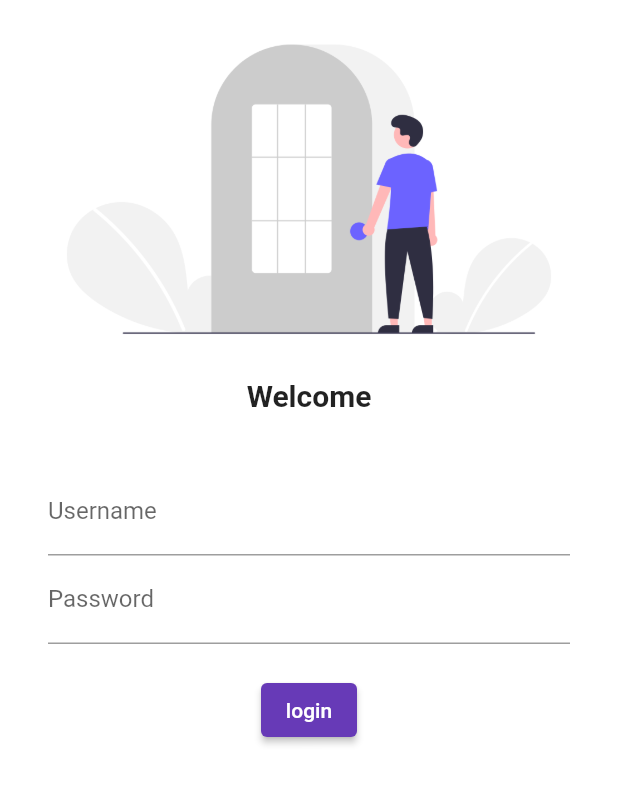
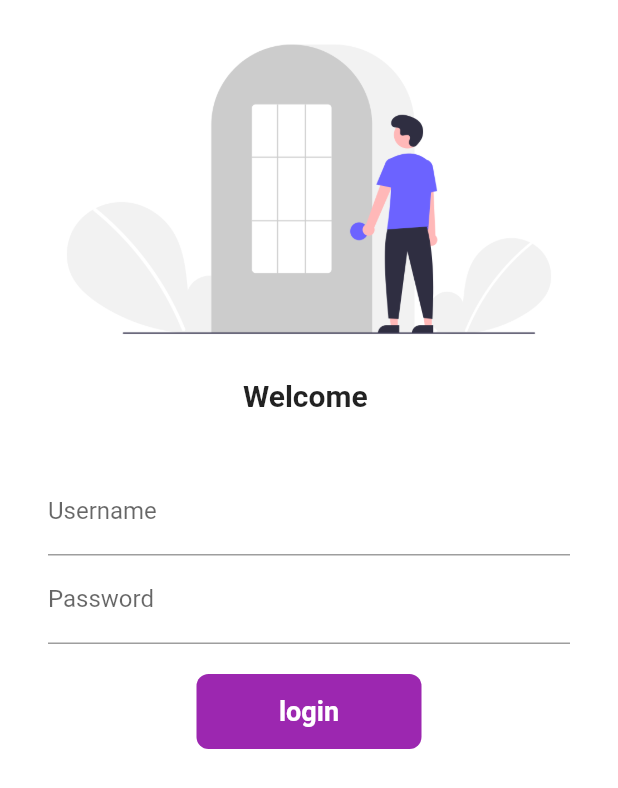
Before and after one commit to ISH2YU/FLutter-30Days, a Flutter app: the screen it shows after launch, on a phone screen of 412 x 824 dp. Shown: the top 788 px of the screen. Run offline on Flutter 3.47's test engine with Material 2 defaults, Android fonts, the phone set to English and light mode, and no system bars; our stand-ins replace google_fonts.

Commit message:
Day-6 Done

```diff
--- a/lib/main.dart
+++ b/lib/main.dart
@@ -20,10 +20,10 @@ class MyApp extends StatelessWidget {
       darkTheme: ThemeData(
         brightness: Brightness.dark,
       ),
-      initialRoute: "loginpage",
+      initialRoute: LoginPage.id,
       routes: {
-        "homepage": (context) => HomePage(),
-        "loginpage": (context) => LoginPage(),
+        HomePage.id: (context) => HomePage(),
+        LoginPage.id: (context) => LoginPage(),
       },
     );
   }
--- a/lib/pages/homepage.dart
+++ b/lib/pages/homepage.dart
@@ -1,6 +1,8 @@
 import 'package:flutter/material.dart';
 
 class HomePage extends StatelessWidget {
+  static const String id = 'homepage';
+
   const HomePage({super.key});
 
   @override
--- a/lib/pages/loginpage.dart
+++ b/lib/pages/loginpage.dart
@@ -1,12 +1,25 @@
 import 'package:flutter/material.dart';
+import 'package:hello_app/pages/homepage.dart';
 
-class LoginPage extends StatelessWidget {
+class LoginPage extends StatefulWidget {
+  static const String id = 'loginpage';
+
   const LoginPage({Key? key}) : super(key: key);
+
+  @override
+  State<LoginPage> createState() => _LoginPageState();
+}
+
+class _LoginPageState extends State<LoginPage> {
+  String username = "";
+  String password = "";
+  bool changeButton = false;
 
   @override
   Widget build(BuildContext context) {
     return Material(
       color: Colors.white,
+      child: SingleChildScrollView(
         child: Column(
           children: [
             Image.asset(
@@ -14,7 +27,7 @@ class LoginPage extends StatelessWidget {
               fit: BoxFit.cover,
             ),
             Text(
-            "Welcome",
+              "Welcome $username",
               style: TextStyle(
                 fontSize: 20,
                 fontWeight: FontWeight.bold,
@@ -33,24 +46,75 @@ class LoginPage extends StatelessWidget {
                       hintText: 'Enter Username',
                       labelText: 'Username',
                     ),
+                    onChanged: (value) {
+                      setState(() {
+                        username = value;
+                      });
+                    },
                   ),
                   TextFormField(
+                    obscureText:
+                        true, // Set this to true to display dots for the password
                     decoration: InputDecoration(
                       hintText: 'Enter Password',
                       labelText: 'Password',
                     ),
+                    onChanged: (value) {
+                      setState(() {
+                        password = value;
+                      });
+                    },
                   ),
                   SizedBox(height: 20),
-                ElevatedButton(
-                  child: Text("login"),
-                  style: TextButton.styleFrom(),
-                  onPressed: () {},
+
+                  InkWell(
+                    onTap: () async {
+                      setState(() {
+                        changeButton = true;
+                      });
+                      await Future.delayed(Duration(seconds: 1));
+                      Navigator.pushNamed(context, HomePage.id);
+                    },
+                    child: AnimatedContainer(
+                      duration: Duration(seconds: 1),
+                      width: changeButton ? 50 : 150,
+                      height: 50,
+                      alignment: Alignment.center,
+                      child: changeButton
+                          ? Icon(
+                              Icons.done,
+                              color: Colors.white,
                             )
+                          : Text(
+                              "login",
+                              style: TextStyle(
+                                color: Colors.white,
+                                fontWeight: FontWeight.bold,
+                                fontSize: 18,
+                              ),
+                            ),
+                      decoration: BoxDecoration(
+                        color: Colors.purple,
+                        // shape:
+                        //     changeButton ? BoxShape.circle : BoxShape.rectangle,
+                        borderRadius:
+                            BorderRadius.circular(changeButton ? 50 : 8),
+                      ),
+                    ),
+                  )
+
+                  // ElevatedButton(
+                  //   child: Text("Login"),
+                  //   onPressed: () {
+                  //     Navigator.pushNamed(context, HomePage.id);
+                  //   },
+                  // )
                 ],
               ),
             ),
           ],
         ),
+      ),
     );
   }
 }
--- /dev/null
+++ b/lib/utils/routes.dart
@@ -0,0 +1 @@
+class MyRoutes {}
```
Lines whose indentation alone changed are shown as unchanged.
